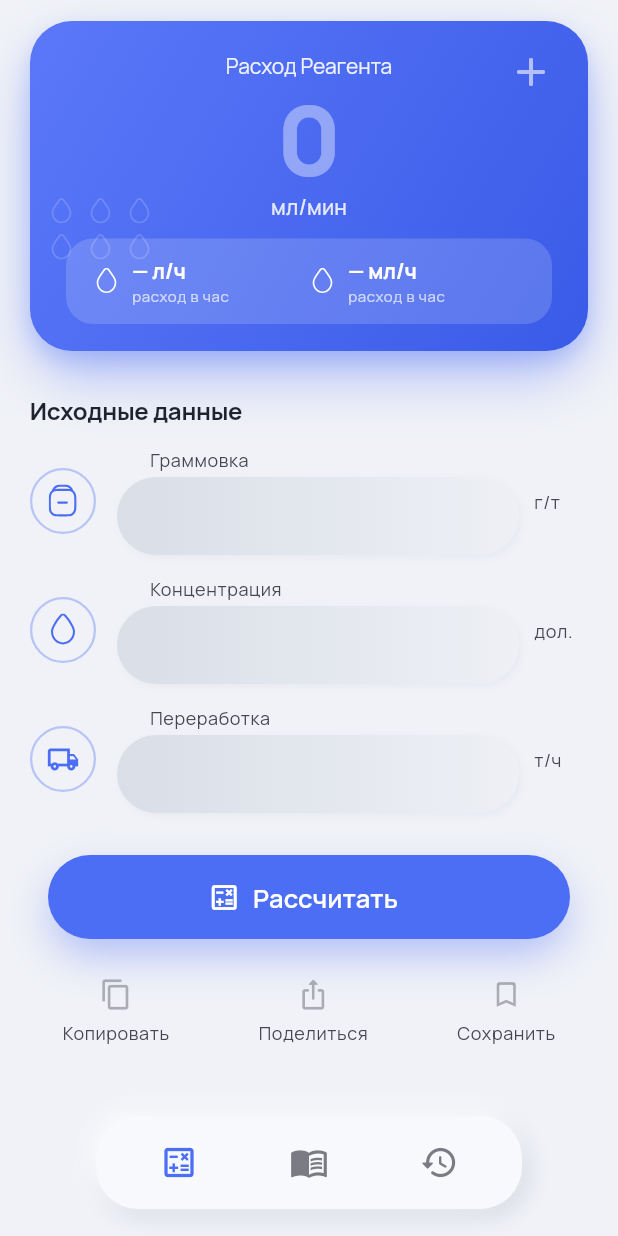
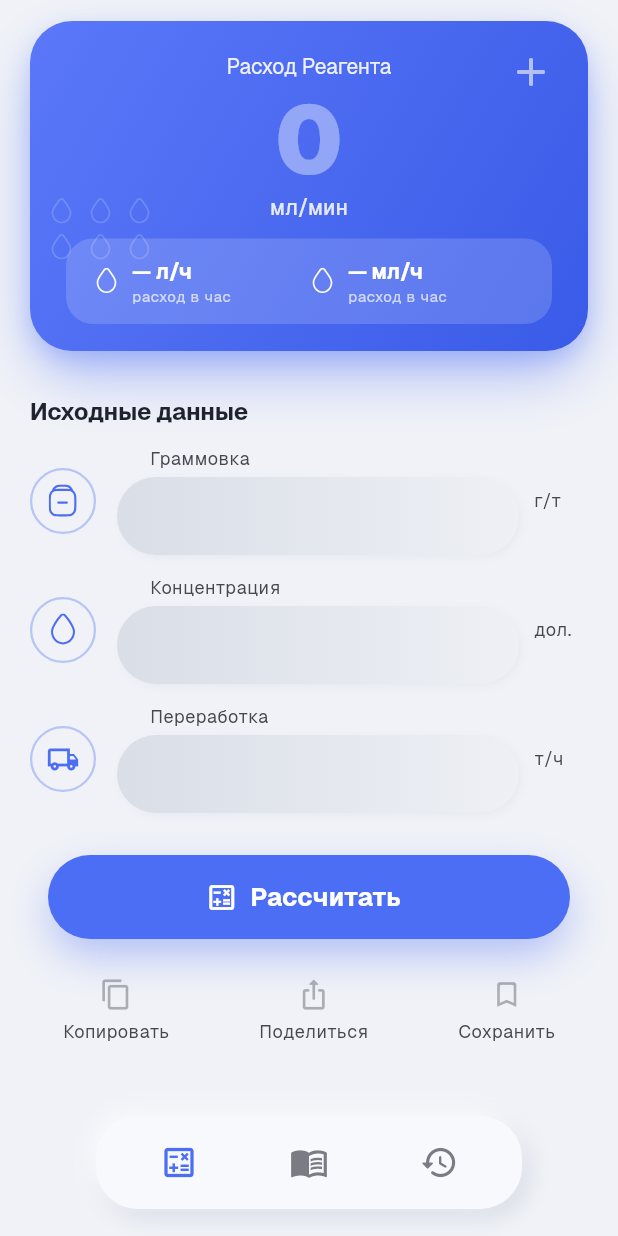
Before and after one commit to Diaaass/reagent_calculator, a Flutter app: the screen it shows after launch, scrolled down 64 dp, on a phone screen of 412 x 824 dp. Run offline on Flutter 3.47's test engine with Material 3 defaults, Android fonts, the phone set to English and light mode, and no system bars; our stand-ins replace flutter_svg, share_plus, shared_preferences; project files that could hold a hidden picture were left out.

Commit message:
Bundle Geist font locally, drop google_fonts dependency
- Add 5 Geist weights (Regular/Medium/SemiBold/Bold/Black) to assets/fonts/
- Switch theme to local 'Geist' family via TextTheme.apply
- Remove google_fonts dependency (no longer needed)
- Works offline now — relevant for factory devices without internet

Co-Authored-By: Claude Opus 4.7 (1M context) <noreply@anthropic.com>

```diff
--- a/lib/theme.dart
+++ b/lib/theme.dart
@@ -1,5 +1,4 @@
 import 'package:flutter/material.dart';
-import 'package:google_fonts/google_fonts.dart';
 
 /// Единая тема приложения в стиле soft UI / neumorphic.
 /// Фон off-white, элементы «плавают» с парой мягких теней,
@@ -95,12 +94,15 @@ ThemeData buildTheme(Brightness brightness) {
     colorScheme: scheme.copyWith(surface: soft.background),
   );
 
-  // Manrope — самый близкий аналог SF Pro из доступных Google Fonts:
-  // современная геометрия, мягкие изгибы, хорошо смотрится на iOS-стиле.
-  final textTheme = GoogleFonts.manropeTextTheme(base.textTheme).apply(
-    bodyColor: const Color(0xFF1F2330),
-    displayColor: const Color(0xFF1F2330),
-  );
+  // Geist — современный геометричный шрифт от Vercel, ощущается
+  // ближе всего к SF Pro на iOS. TTF вшиты в assets/fonts/,
+  // работает оффлайн (важно для фабричных устройств без интернета).
+  final textTheme = base.textTheme
+      .apply(
+        fontFamily: 'Geist',
+        bodyColor: const Color(0xFF1F2330),
+        displayColor: const Color(0xFF1F2330),
+      );
 
   return base.copyWith(
     extensions: const [soft],
```
Also changed, not shown: pubspec.yaml (+14 -1 lines), assets/fonts/Geist-Black.ttf (added), assets/fonts/Geist-Bold.ttf (added), assets/fonts/Geist-Medium.ttf (added), assets/fonts/Geist-Regular.ttf (added), assets/fonts/Geist-SemiBold.ttf (added), pubspec.lock.
